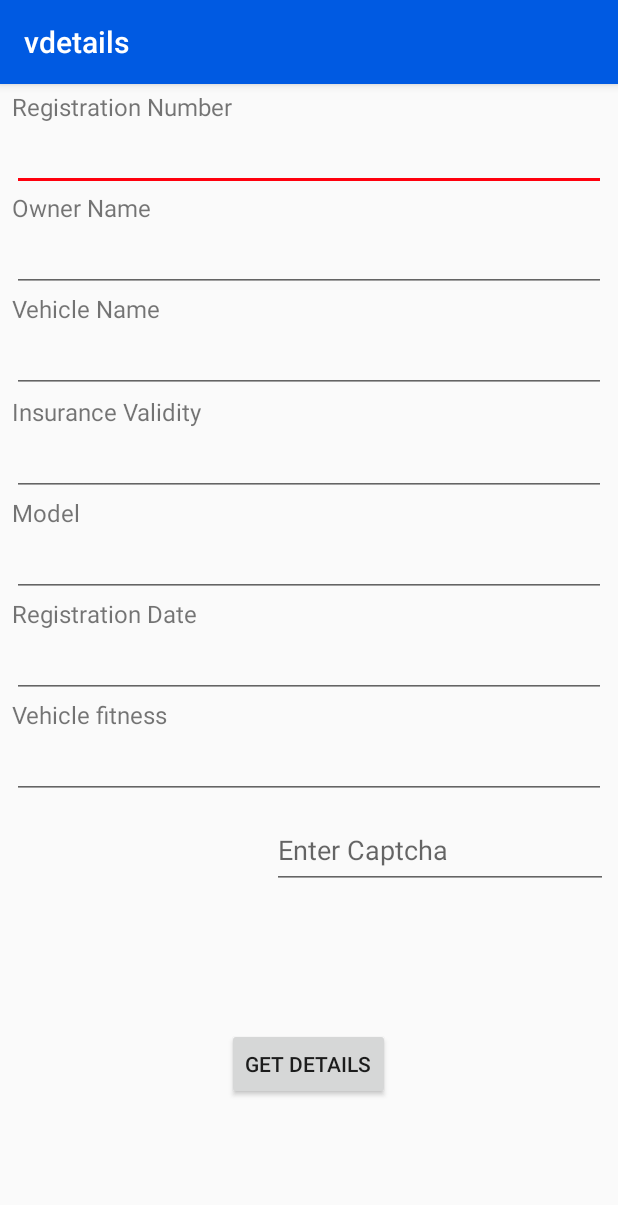
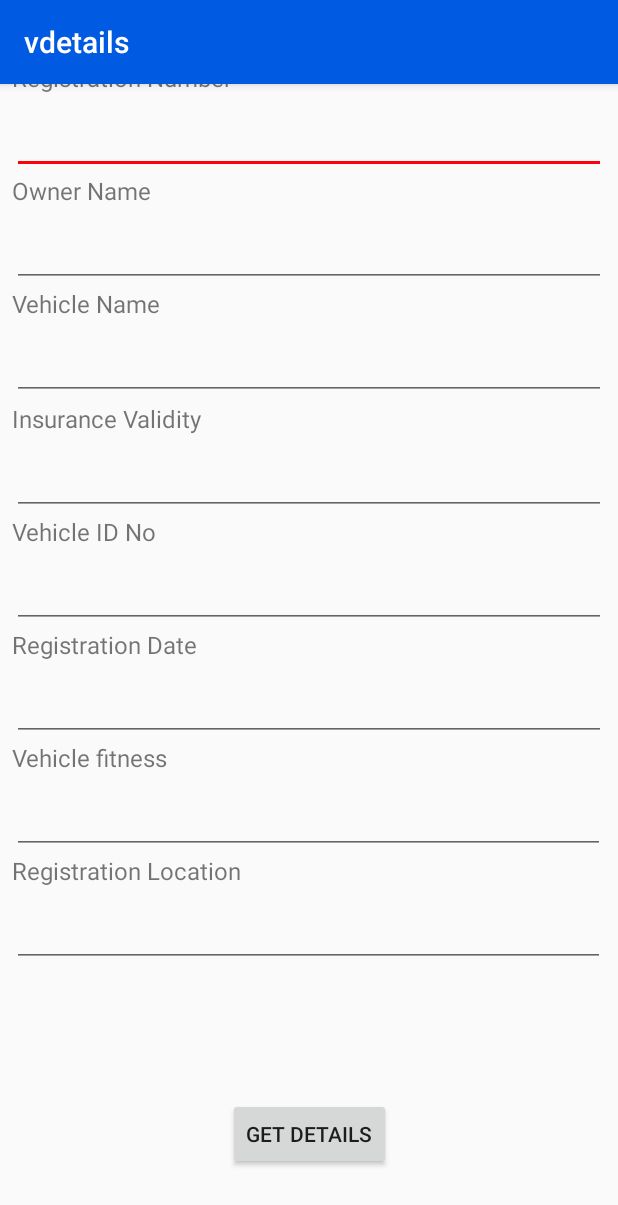
Before and after one commit to Yaswanth3277/vdetails, an Android app: the vehicleDetails screen opened directly, with no data from a screen before it, on a phone screen of 412 x 824 dp. Shown: the top 1205 px of the screen. Run offline under Robolectric (Android 15) with nearby library versions, the phone set to English and light mode, and no system bars; 3 statements that could not run were skipped.

Commit message:
Details Ui

```diff
--- a/app/src/main/res/layout/vehicle_details.xml
+++ b/app/src/main/res/layout/vehicle_details.xml
@@ -11,6 +11,7 @@
         android:layout_height="wrap_content"
         android:layout_marginStart="8dp"
         android:layout_marginEnd="8dp"
+        android:layout_marginBottom="8dp"
         android:text="@string/owner_name"
         android:textSize="16dp"
         app:layout_constraintBottom_toTopOf="@+id/editText2"
@@ -25,6 +26,7 @@
         android:layout_height="wrap_content"
         android:layout_marginStart="8dp"
         android:layout_marginEnd="8dp"
+        android:layout_marginBottom="8dp"
         android:text="Vehicle Name"
         android:textSize="16dp"
         app:layout_constraintBottom_toTopOf="@+id/Vnum"
@@ -39,6 +41,7 @@
         android:layout_height="wrap_content"
         android:layout_marginStart="8dp"
         android:layout_marginEnd="8dp"
+        android:layout_marginBottom="8dp"
         android:text="Insurance Validity"
         android:textSize="16dp"
         app:layout_constraintBottom_toTopOf="@+id/editText"
@@ -53,7 +56,8 @@
         android:layout_height="wrap_content"
         android:layout_marginStart="8dp"
         android:layout_marginEnd="8dp"
-        android:text="Model"
+        android:layout_marginBottom="8dp"
+        android:text="Vehicle ID No"
         android:textSize="16dp"
         app:layout_constraintBottom_toTopOf="@+id/editText4"
         app:layout_constraintEnd_toEndOf="parent"
@@ -67,6 +71,7 @@
         android:layout_height="wrap_content"
         android:layout_marginStart="8dp"
         android:layout_marginEnd="8dp"
+        android:layout_marginBottom="8dp"
         android:text="Registration Date"
         android:textSize="16dp"
         app:layout_constraintBottom_toTopOf="@+id/editText6"
@@ -81,6 +86,7 @@
         android:layout_height="wrap_content"
         android:layout_marginStart="8dp"
         android:layout_marginEnd="8dp"
+        android:layout_marginBottom="8dp"
         android:text="Vehicle fitness"
         android:textSize="16dp"
         app:layout_constraintBottom_toTopOf="@+id/editText5"
@@ -104,54 +110,30 @@
         app:layout_constraintStart_toStartOf="parent"
         app:layout_constraintTop_toBottomOf="@+id/textView8" />
 
-    <ImageView
-        android:id="@+id/targetimage3"
-        android:layout_width="151dp"
-        android:layout_height="53dp"
-        android:layout_marginStart="8dp"
-        android:layout_marginTop="8dp"
-        android:layout_marginEnd="8dp"
-        app:layout_constraintEnd_toStartOf="@+id/editText11"
-        app:layout_constraintStart_toStartOf="parent"
-        app:layout_constraintTop_toBottomOf="@+id/editText5" />
-
     <Button
         android:id="@+id/button5"
         android:layout_width="wrap_content"
         android:layout_height="wrap_content"
-        android:layout_marginStart="8dp"
-        android:layout_marginTop="8dp"
-        android:layout_marginEnd="8dp"
-        android:layout_marginBottom="8dp"
+        android:layout_marginStart="152dp"
+        android:layout_marginTop="16dp"
+        android:layout_marginEnd="150dp"
+        android:layout_marginBottom="76dp"
         android:onClick="getNumber"
         android:text="@string/Get_Details"
         app:layout_constraintBottom_toBottomOf="parent"
         app:layout_constraintEnd_toEndOf="parent"
-        app:layout_constraintHorizontal_bias="0.498"
+        app:layout_constraintHorizontal_bias="0.0"
         app:layout_constraintStart_toStartOf="parent"
-        app:layout_constraintTop_toBottomOf="@+id/targetimage3" />
-
-    <EditText
-        android:id="@+id/editText11"
-        android:layout_width="224dp"
-        android:layout_height="52dp"
-        android:layout_marginStart="11dp"
-        android:layout_marginTop="8dp"
-        android:layout_marginEnd="5dp"
-        android:ems="10"
-        android:hint="Enter Captcha"
-        android:inputType="textPersonName"
-        app:layout_constraintEnd_toEndOf="parent"
-        app:layout_constraintStart_toEndOf="@+id/targetimage3"
-        app:layout_constraintTop_toBottomOf="@+id/editText5" />
+        app:layout_constraintTop_toBottomOf="@+id/editText3" />
 
     <TextView
         android:id="@+id/textView8"
         android:layout_width="0dp"
         android:layout_height="wrap_content"
         android:layout_marginStart="8dp"
-        android:layout_marginTop="4dp"
+        android:layout_marginTop="16dp"
         android:layout_marginEnd="8dp"
+        android:layout_marginBottom="8dp"
         android:text="@string/registration_number"
         android:textSize="16dp"
         app:layout_constraintBottom_toTopOf="@+id/Regno"
@@ -159,6 +141,21 @@
         app:layout_constraintHorizontal_bias="0.0"
         app:layout_constraintStart_toStartOf="parent"
         app:layout_constraintTop_toTopOf="parent" />
+
+    <TextView
+        android:id="@+id/textView5"
+        android:layout_width="395dp"
+        android:layout_height="wrap_content"
+        android:layout_marginStart="8dp"
+        android:layout_marginEnd="8dp"
+        android:layout_marginBottom="8dp"
+        android:text="Registration Location"
+        android:textSize="16dp"
+        app:layout_constraintBottom_toTopOf="@+id/editText3"
+        app:layout_constraintEnd_toEndOf="parent"
+        app:layout_constraintHorizontal_bias="0.0"
+        app:layout_constraintStart_toStartOf="parent"
+        app:layout_constraintTop_toBottomOf="@+id/editText5" />
 
     <EditText
         android:id="@+id/editText"
@@ -189,18 +186,32 @@
 
     <EditText
         android:id="@+id/editText5"
-        android:layout_width="0dp"
+        android:layout_width="395dp"
         android:layout_height="45dp"
         android:layout_marginStart="8dp"
         android:layout_marginEnd="8dp"
-        android:layout_marginBottom="8dp"
         android:ems="10"
         android:inputType="textPersonName"
-        app:layout_constraintBottom_toTopOf="@+id/targetimage3"
+        app:layout_constraintBottom_toTopOf="@+id/textView5"
         app:layout_constraintEnd_toEndOf="parent"
         app:layout_constraintHorizontal_bias="0.0"
         app:layout_constraintStart_toStartOf="parent"
         app:layout_constraintTop_toBottomOf="@+id/textView14" />
+
+    <EditText
+        android:id="@+id/editText3"
+        android:layout_width="395dp"
+        android:layout_height="45dp"
+        android:layout_marginStart="8dp"
+        android:layout_marginEnd="8dp"
+        android:layout_marginBottom="71dp"
+        android:ems="10"
+        android:inputType="textPersonName"
+        app:layout_constraintBottom_toTopOf="@+id/button5"
+        app:layout_constraintEnd_toEndOf="parent"
+        app:layout_constraintHorizontal_bias="0.0"
+        app:layout_constraintStart_toStartOf="parent"
+        app:layout_constraintTop_toBottomOf="@+id/textView5" />
 
     <EditText
         android:id="@+id/editText6"
```
